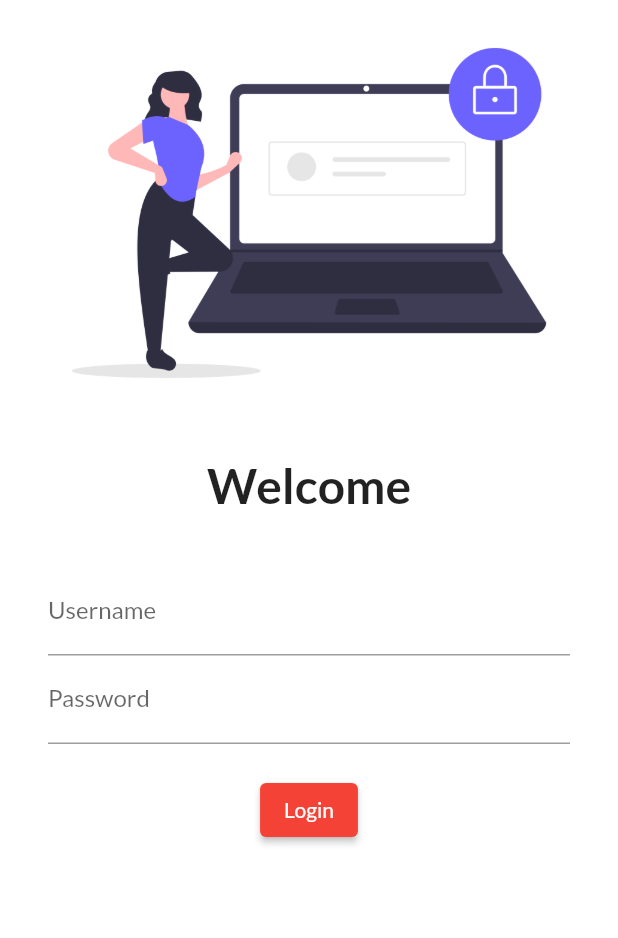
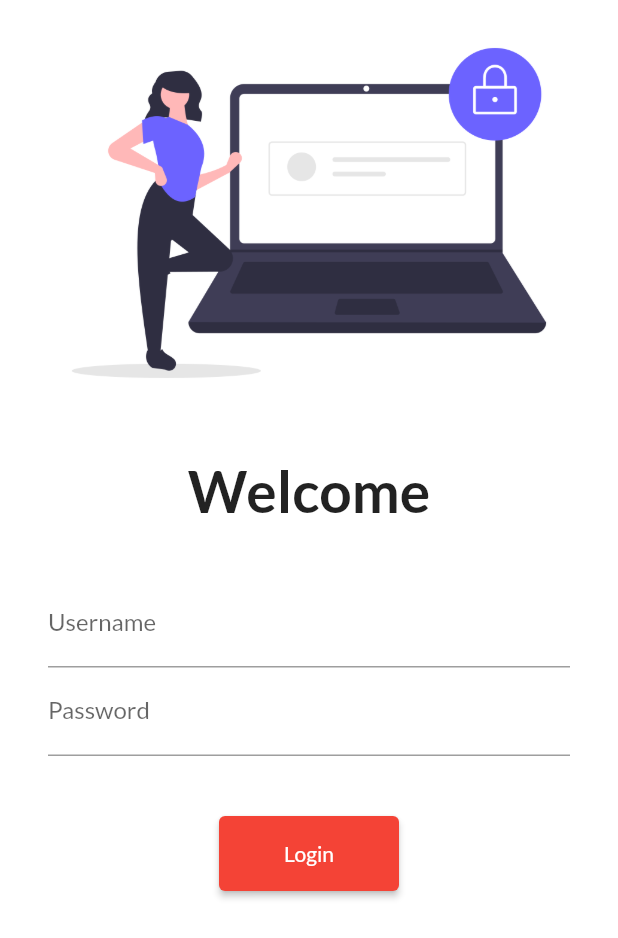
Before and after one commit to Soumen-R1/Flutter_tutorial, a Flutter app: the screen it shows after launch, on a phone screen of 412 x 824 dp. Shown: the top 938 px of the screen. Run offline on Flutter 3.47's test engine with Material 2 defaults, Android fonts, the phone set to English and light mode, and no system bars; our stand-ins replace google_fonts.

Commit message:
Day 5 Completed

```diff
--- a/lib/main.dart
+++ b/lib/main.dart
@@ -1,5 +1,6 @@
 import 'package:flutter/material.dart';
 import 'package:flutter_2/pages/login_page.dart';
+import 'package:flutter_2/utils/routes.dart';
 import 'package:google_fonts/google_fonts.dart';
 import 'pages/home_page.dart';
 import 'package:google_fonts/google_fonts.dart';
@@ -23,8 +24,8 @@ class MyApp extends StatelessWidget {
       //initialRoute: "/homepage",
       routes: {
         "/": (context) => loginpage(),
-        "/homepage": (context) => homepage(),
-        "/Login": (context) => loginpage()
+        MyRoutes.homeRoute: (context) => homepage(),
+        MyRoutes.loginRoute: (context) => loginpage()
       },
     );
   }
--- a/lib/pages/login_page.dart
+++ b/lib/pages/login_page.dart
@@ -1,4 +1,7 @@
+// ignore_for_file: sort_child_properties_last, prefer_const_constructors
+
 import 'package:flutter/material.dart';
+import 'package:flutter_2/utils/routes.dart';
 
 class loginpage extends StatelessWidget {
   const loginpage({super.key});
@@ -7,6 +10,7 @@ class loginpage extends StatelessWidget {
   Widget build(BuildContext context) {
     return Material(
         color: Colors.white,
+        child: SingleChildScrollView(
           child: Column(
             children: [
               Image.asset(
@@ -18,14 +22,14 @@ class loginpage extends StatelessWidget {
               ),
               Text(
                 "Welcome",
-              style: TextStyle(fontSize: 32, fontWeight: FontWeight.bold),
+                style: TextStyle(fontSize: 38, fontWeight: FontWeight.bold),
               ),
               SizedBox(
                 height: 20.0,
               ),
               Padding(
-              padding:
-                  const EdgeInsets.symmetric(vertical: 16.0, horizontal: 32.0),
+                padding: const EdgeInsets.symmetric(
+                    vertical: 16.0, horizontal: 32.0),
                 child: Column(
                   children: [
                     TextField(
@@ -42,19 +46,20 @@ class loginpage extends StatelessWidget {
                       ),
                     ),
                     SizedBox(
-                    height: 20.0,
+                      height: 40.0,
                     ),
                     ElevatedButton(
                       child: Text("Login"),
-                    style: TextButton.styleFrom(),
+                      style: TextButton.styleFrom(minimumSize: Size(120, 50)),
                       onPressed: () {
-                      print("Hi Students");
+                        Navigator.pushNamed(context, MyRoutes.homeRoute);
                       },
                     )
                   ],
                 ),
               )
             ],
+          ),
         ));
   }
 }
--- /dev/null
+++ b/lib/utils/routes.dart
@@ -0,0 +1,4 @@
+class MyRoutes{
+  static String loginRoute = "/login";
+  static String homeRoute = "/home";
+}
```
Lines whose indentation alone changed are shown as unchanged.
